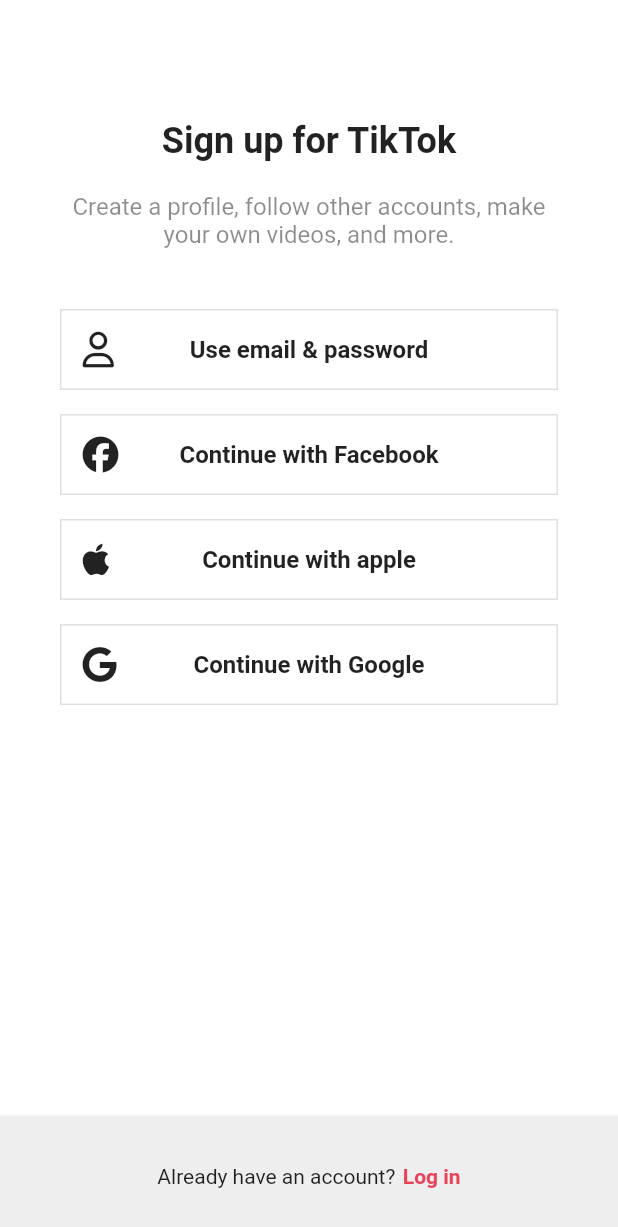
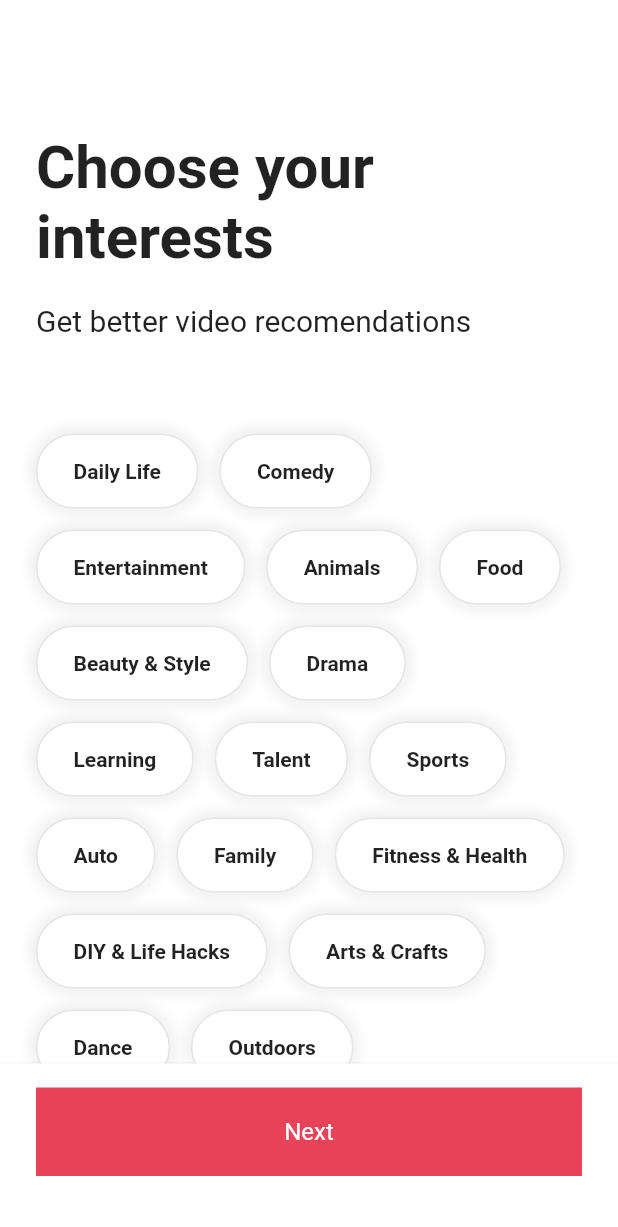
Before and after one commit to Hubsy-kr/tiktok_clone, a Flutter app: the screen it shows after launch, on a phone screen of 412 x 824 dp. Shown: the top 1227 px of the screen. Run offline on Flutter 3.47's test engine with Material 2 defaults, Android fonts, the phone set to English and light mode, and no system bars; our stand-ins replace font_awesome_flutter.

```diff
--- a/lib/features/authentication/login_form_screen.dart
+++ b/lib/features/authentication/login_form_screen.dart
@@ -3,6 +3,7 @@ import 'package:tiktok_clone/features/authentication/widgets/form_button.dart';
 
 import '../../constants/gaps.dart';
 import '../../constants/sizes.dart';
+import '../onboarding/interests_screen.dart';
 
 class LoginFormScreen extends StatefulWidget {
   const LoginFormScreen({super.key});
@@ -20,6 +21,11 @@ class _LoginFormScreenState extends State<LoginFormScreen> {
     if (_formKey.currentState != null) {
       if (_formKey.currentState!.validate()) {
         _formKey.currentState!.save();
+        Navigator.of(context).push(
+          MaterialPageRoute(
+            builder: (context) => const InterestsScreen(),
+          ),
+        );
       }
     }
   }
@@ -61,7 +67,11 @@ class _LoginFormScreenState extends State<LoginFormScreen> {
                     hintText: 'Email',
                   ),
                   validator: (value) {
-                    return 'I don\'t like your email';
+                    if (value != null && value.isEmpty) {
+                      return 'Please write your email';
+                    }
+
+                    return null;
                   },
                   onSaved: (newValue) {
                     if (newValue != null) {
@@ -85,7 +95,11 @@ class _LoginFormScreenState extends State<LoginFormScreen> {
                     ),
                   ),
                   validator: (value) {
-                    return 'wrong password';
+                    if (value != null && value.isEmpty) {
+                      return 'Please write password';
+                    }
+
+                    return null;
                   },
                   onSaved: (newValue) {
                     if (newValue != null) {
--- /dev/null
+++ b/lib/features/onboarding/interests_screen.dart
@@ -0,0 +1,174 @@
+import 'package:flutter/material.dart';
+import 'package:tiktok_clone/features/onboarding/widgets/interest_button.dart';
+
+import '../../constants/gaps.dart';
+import '../../constants/sizes.dart';
+
+const interests = [
+  "Daily Life",
+  "Comedy",
+  "Entertainment",
+  "Animals",
+  "Food",
+  "Beauty & Style",
+  "Drama",
+  "Learning",
+  "Talent",
+  "Sports",
+  "Auto",
+  "Family",
+  "Fitness & Health",
+  "DIY & Life Hacks",
+  "Arts & Crafts",
+  "Dance",
+  "Outdoors",
+  "Oddly Satisfying",
+  "Home & Garden",
+  "Daily Life",
+  "Comedy",
+  "Entertainment",
+  "Animals",
+  "Food",
+  "Beauty & Style",
+  "Drama",
+  "Learning",
+  "Talent",
+  "Sports",
+  "Auto",
+  "Family",
+  "Fitness & Health",
+  "DIY & Life Hacks",
+  "Arts & Crafts",
+  "Dance",
+  "Outdoors",
+  "Oddly Satisfying",
+  "Home & Garden",
+];
+
+class InterestsScreen extends StatefulWidget {
+  const InterestsScreen({super.key});
+
+  @override
+  State<InterestsScreen> createState() => _InterestsScreenState();
+}
+
+class _InterestsScreenState extends State<InterestsScreen> {
+  // 컨트롤러를 사용하기 위해서는 Statefull이어야함
+  final ScrollController _scrollController = ScrollController();
+  bool _showTitle = false;
+
+  void _onScroll() {
+    if (_scrollController.offset > 100) {
+      if (_showTitle) return;
+
+      setState(() {
+        _showTitle = true;
+      });
+    } else {
+      if (!_showTitle) return;
+
+      setState(() {
+        _showTitle = false;
+      });
+    }
+  }
+
+  @override
+  void initState() {
+    super.initState();
+    _scrollController.addListener(_onScroll);
+  }
+
+  @override
+  void dispose() {
+    _scrollController.dispose();
+    super.dispose();
+  }
+
+  @override
+  Widget build(BuildContext context) {
+    return Scaffold(
+      appBar: AppBar(
+        title: AnimatedOpacity(
+          opacity: _showTitle ? 1 : 0,
+          duration: const Duration(
+            milliseconds: 300,
+          ),
+          child: const Text(
+            'Choose your interests',
+          ),
+        ),
+        centerTitle: true,
+      ),
+      body: Scrollbar(
+        controller: _scrollController,
+        child: SingleChildScrollView(
+          controller: _scrollController,
+          child: Padding(
+            padding: const EdgeInsets.only(
+              left: Sizes.size24,
+              right: Sizes.size24,
+              bottom: Sizes.size16,
+            ),
+            child: Column(
+              crossAxisAlignment: CrossAxisAlignment.start,
+              children: [
+                Gaps.v32,
+                const Text(
+                  'Choose your interests',
+                  style: TextStyle(
+                    fontSize: Sizes.size40,
+                    fontWeight: FontWeight.bold,
+                  ),
+                ),
+                Gaps.v20,
+                const Text(
+                  'Get better video recomendations',
+                  style: TextStyle(
+                    fontSize: Sizes.size20,
+                  ),
+                ),
+                Gaps.v64,
+                Wrap(
+                  runSpacing: Sizes.size14,
+                  spacing: Sizes.size14,
+                  children: [
+                    for (var interest in interests)
+                      InterestButton(interest: interest),
+                  ],
+                ),
+              ],
+            ),
+          ),
+        ),
+      ),
+      bottomNavigationBar: BottomAppBar(
+        elevation: 2,
+        child: Padding(
+          padding: const EdgeInsets.only(
+            bottom: Sizes.size40,
+            top: Sizes.size16,
+            left: Sizes.size24,
+            right: Sizes.size24,
+          ),
+          child: Container(
+            padding: const EdgeInsets.symmetric(
+              vertical: Sizes.size20,
+            ),
+            decoration: BoxDecoration(
+              color: Theme.of(context).primaryColor,
+            ),
+            child: const Text(
+              'Next',
+              textAlign: TextAlign.center,
+              style: TextStyle(
+                color: Colors.white,
+                fontSize: Sizes.size16,
+              ),
+            ),
+          ),
+        ),
+      ),
+    );
+  }
+}
--- /dev/null
+++ b/lib/features/onboarding/widgets/interest_button.dart
@@ -0,0 +1,64 @@
+import 'package:flutter/material.dart';
+
+import '../../../constants/sizes.dart';
+
+class InterestButton extends StatefulWidget {
+  const InterestButton({
+    super.key,
+    required this.interest,
+  });
+
+  final String interest;
+
+  @override
+  State<InterestButton> createState() => _InterestButtonState();
+}
+
+class _InterestButtonState extends State<InterestButton> {
+  bool _isSelected = false;
+
+  void _onTap() {
+    setState(() {
+      _isSelected = !_isSelected;
+    });
+  }
+
+  @override
+  Widget build(BuildContext context) {
+    return GestureDetector(
+      onTap: _onTap,
+      child: AnimatedContainer(
+        duration: const Duration(
+          milliseconds: 300,
+        ),
+        padding: const EdgeInsets.symmetric(
+          vertical: Sizes.size16,
+          horizontal: Sizes.size24,
+        ),
+        decoration: BoxDecoration(
+          color: _isSelected ? Theme.of(context).primaryColor : Colors.white,
+          borderRadius: BorderRadius.circular(
+            Sizes.size32,
+          ),
+          border: Border.all(
+            color: Colors.black.withOpacity(0.1),
+          ),
+          boxShadow: [
+            BoxShadow(
+              color: Colors.black.withOpacity(0.05),
+              blurRadius: 5,
+              spreadRadius: 5,
+            ),
+          ],
+        ),
+        child: Text(
+          widget.interest,
+          style: TextStyle(
+            fontWeight: FontWeight.bold,
+            color: _isSelected ? Colors.white : Colors.black87,
+          ),
+        ),
+      ),
+    );
+  }
+}
--- a/lib/main.dart
+++ b/lib/main.dart
@@ -1,5 +1,5 @@
 import 'package:flutter/material.dart';
-import 'package:tiktok_clone/features/authentication/sign_up_screen.dart';
+import 'package:tiktok_clone/features/onboarding/interests_screen.dart';
 
 import 'constants/sizes.dart';
 
@@ -29,7 +29,7 @@ class TikTokApp extends StatelessWidget {
           ),
         ),
       ),
-      home: const SignUpScreen(),
+      home: const InterestsScreen(),
     );
   }
 }
```
